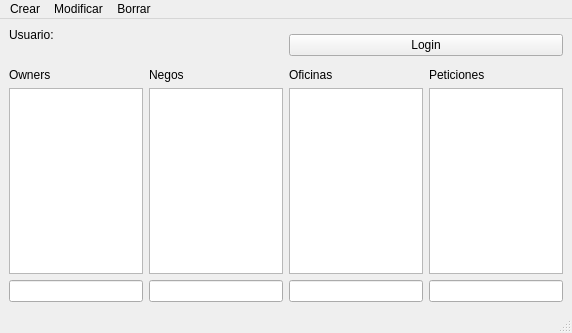
First picture: the form in source/mainwindow.ui, repository hugo19941994/ViajeFacil, before the edit.
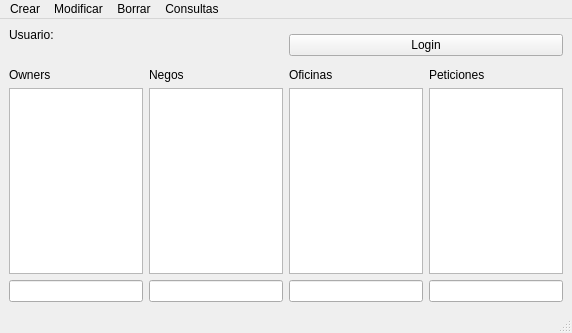
Second picture: the form after the edit.

The edit to the form file:
```diff
--- a/source/mainwindow.ui
+++ b/source/mainwindow.ui
@@ -175,9 +175,20 @@
     <addaction name="actionModOficina"/>
     <addaction name="actionModPeticion"/>
    </widget>
+   <widget class="QMenu" name="menuConsultas">
+    <property name="title">
+     <string>Consultas</string>
+    </property>
+    <addaction name="actionLog_de_Peticiones"/>
+    <addaction name="actionInforme_Solicitud_por_Oficina"/>
+    <addaction name="actionInforme_Solicitud_por_Pais"/>
+    <addaction name="actionInforme_Solicitud_por_Continente"/>
+    <addaction name="actionInforme_Owners_que_mejor_consumen_Negos"/>
+   </widget>
    <addaction name="menuCrear"/>
    <addaction name="menuModificar"/>
    <addaction name="menuBorrar"/>
+   <addaction name="menuConsultas"/>
   </widget>
   <widget class="QStatusBar" name="statusbar"/>
   <action name="actionCreNego">
```
Left out of the diff: 25 changed lines with no effect on the pictures.
